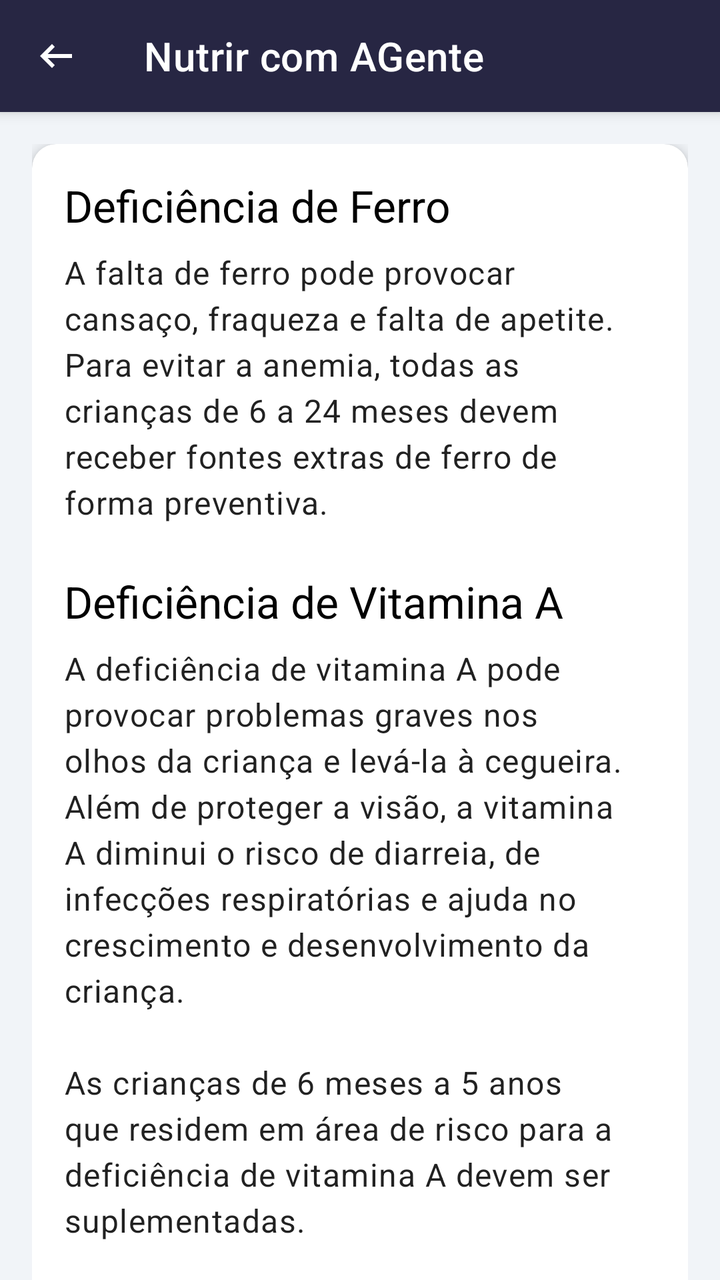
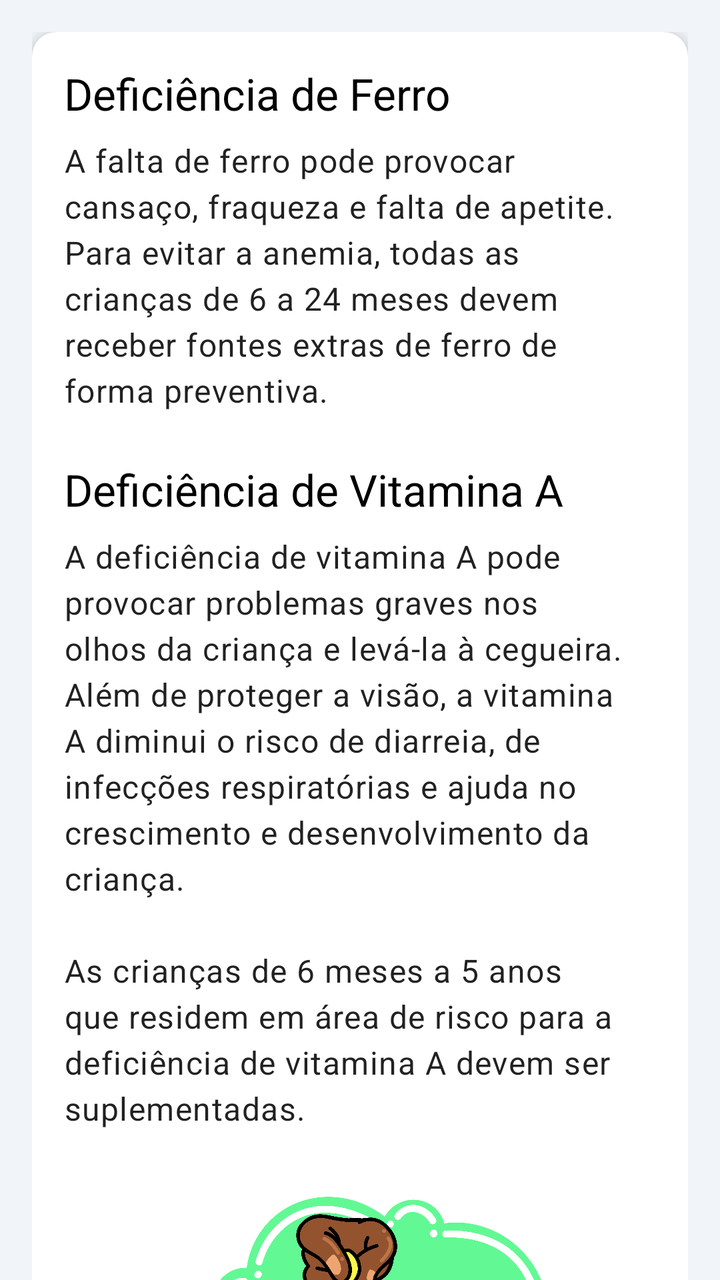

Before-and-after screenshots of an Android layout around one commit, followed by the original layout XML and the change that was made.
<!-- AndroidManifest.xml: application theme Theme.NutrirAGente -->
<!-- res/layout/deficiencia_ferro_12_meses.xml -->
<?xml version="1.0" encoding="utf-8"?>
<androidx.coordinatorlayout.widget.CoordinatorLayout
    xmlns:android="http://schemas.android.com/apk/res/android"
    xmlns:app="http://schemas.android.com/apk/res-auto"
    xmlns:tools="http://schemas.android.com/tools"
    android:layout_width="match_parent"
    android:layout_height="match_parent"
    android:background="@color/gray">

    <com.google.android.material.appbar.AppBarLayout
        android:id="@+id/appBarLayout"
        android:layout_width="match_parent"
        android:layout_height="wrap_content"
        android:background="?attr/colorSurface">

        <com.google.android.material.appbar.MaterialToolbar
            android:id="@+id/toolbar"
            android:layout_width="match_parent"
            android:layout_height="?attr/actionBarSize"
            app:navigationIcon="@drawable/ic_arrow_back"
            android:background="@color/blue_toolbar"
            app:title="Nutrir com AGente"
            app:titleTextColor="@android:color/white"/>

    </com.google.android.material.appbar.AppBarLayout>

    <androidx.core.widget.NestedScrollView
        android:layout_width="match_parent"
        android:layout_height="wrap_content"
        app:layout_behavior="@string/appbar_scrolling_view_behavior">

        <LinearLayout
            android:layout_width="match_parent"
            android:layout_height="wrap_content"
            android:orientation="vertical"
            android:padding="16dp">

            <androidx.cardview.widget.CardView
                android:layout_width="match_parent"
                android:layout_height="wrap_content"
                app:cardCornerRadius="12dp"
                app:cardElevation="4dp"
                android:layout_marginBottom="16dp">

                <LinearLayout
                    android:layout_width="match_parent"
                    android:layout_height="wrap_content"
                    android:orientation="vertical"
                    android:padding="16dp">

                    <TextView
                        android:layout_width="wrap_content"
                        android:layout_height="wrap_content"
                        android:text="Deficiência de Ferro"
                        android:textAppearance="@style/TextAppearance.Material3.TitleLarge"
                        android:textColor="@android:color/black" />

                    <TextView
                        android:layout_width="match_parent"
                        android:layout_height="wrap_content"
                        android:layout_marginTop="8dp"
                        android:lineSpacingExtra="4dp"
                        android:text="A falta de ferro pode provocar cansaço, fraqueza e falta de apetite. Para evitar a anemia, todas as crianças de 6 a 24 meses devem receber fontes extras de ferro de forma preventiva."
                        android:textAppearance="@style/TextAppearance.Material3.BodyLarge" />

                    <TextView
                        android:layout_width="wrap_content"
                        android:layout_height="wrap_content"
                        android:layout_marginTop="24dp"
                        android:text="Deficiência de Vitamina A"
                        android:textAppearance="@style/TextAppearance.Material3.TitleLarge"
                        android:textColor="@android:color/black" />

                    <TextView
                        android:layout_width="match_parent"
                        android:layout_height="wrap_content"
                        android:layout_marginTop="8dp"
                        android:lineSpacingExtra="4dp"
                        android:text="A deficiência de vitamina A pode provocar problemas graves nos olhos da criança e levá-la à cegueira. Além de proteger a visão, a vitamina A diminui o risco de diarreia, de infecções respiratórias e ajuda no crescimento e desenvolvimento da criança.\n\nAs crianças de 6 meses a 5 anos que residem em área de risco para a deficiência de vitamina A devem ser suplementadas."
                        android:textAppearance="@style/TextAppearance.Material3.BodyLarge" />

                    <ImageView
                        android:layout_width="200dp"
                        android:layout_height="200dp"
                        android:layout_gravity="center_horizontal"
                        android:layout_marginTop="24dp"
                        android:contentDescription="Ilustração de criança recebendo suplemento"
                        android:src="@drawable/vitamina_a" />

                    <androidx.cardview.widget.CardView
                        android:layout_width="match_parent"
                        android:layout_height="wrap_content"
                        android:layout_marginTop="24dp"
                        app:cardBackgroundColor="@color/warn_orange"
                        app:cardCornerRadius="12dp"
                        app:cardElevation="2dp">

                        <LinearLayout
                            android:layout_width="match_parent"
                            android:layout_height="wrap_content"
                            android:orientation="vertical"
                            android:padding="16dp">

                            <TextView
                                android:layout_width="wrap_content"
                                android:layout_height="wrap_content"
                                android:layout_gravity="center_horizontal"
                                android:text="Suplementação"
                                android:textAppearance="@style/TextAppearance.Material3.TitleMedium"
                                android:textStyle="bold"
                                android:textColor="@android:color/black" />

                            <TextView
                                android:layout_width="match_parent"
                                android:layout_height="wrap_content"
                                android:layout_marginTop="16dp"
                                android:lineSpacingExtra="5dp"
                                android:text="@string/supplementation_details_12_to_59_months_html"
                                android:textAppearance="@style/TextAppearance.Material3.BodyMedium"
                                android:textColor="#37474F" />

                            <TextView
                                android:layout_width="match_parent"
                                android:layout_height="wrap_content"
                                android:layout_marginTop="16dp"
                                android:text="@string/footer_supplementation_bold_html"
                                android:textAlignment="center"
                                android:textAppearance="@style/TextAppearance.Material3.BodyMedium"
                                android:textColor="#37474F" />

                        </LinearLayout>

                    </androidx.cardview.widget.CardView>

                </LinearLayout>

            </androidx.cardview.widget.CardView>

        </LinearLayout>

    </androidx.core.widget.NestedScrollView>

</androidx.coordinatorlayout.widget.CoordinatorLayout>
<!-- resources referenced by this layout -->
<resources>
  <color name="blue_toolbar">#272643</color>
  <color name="gray">#F1F4F8</color>
  <color name="warn_orange">#FFFFD599</color>
  <!-- drawable ic_arrow_back (drawable) -->
  <vector xmlns:android="http://schemas.android.com/apk/res/android" android:autoMirrored="true" android:height="24dp" android:tint="@color/white" android:viewportHeight="960" android:viewportWidth="960" android:width="24dp">
        
      <path android:fillColor="@android:color/white" android:pathData="M400,720L160,480L400,240L456,298L314,440L800,440L800,520L314,520L456,662L400,720Z"/>
      
  </vector>
  <!-- drawable vitamina_a: png bitmap (drawable, 451044 bytes) -->
  <string name="footer_supplementation_bold_html">
          <b>As suplementações são ofertadas nas Unidades Básicas de Saúde.</b>
      </string>
  <string name="supplementation_details_12_to_59_months_html">
          <b>Vitamina A:</b> Crianças de 12 meses a 59 meses de idade devem receber 1 megadose de vitamina A na concentração de 200.000 UI a cada 6 meses.<br /><br />
          <b>Ferro:</b> para crianças amamentadas exclusivamente a suplementação do ferro deve acontecer a partir do 6° mês de vida de acordo com a prescrição do profissional assistente até os 2 anos de idade.
      </string>
  <style name="Theme.NutrirAGente" parent="Theme.MaterialComponents.Light.NoActionBar">
          
          <item name="colorPrimary">@color/purple_500</item>
          <item name="colorPrimaryVariant">@color/blue_toolbar</item>
          <item name="colorOnPrimary">@color/white</item>
          <item name="colorOnPrimaryFixedVariant">@color/blue_toolbar</item>
          
          <item name="colorSecondary">@color/teal_200</item>
          <item name="colorSecondaryVariant">@color/teal_700</item>
          <item name="colorOnSecondary">@color/black</item>
          
          <item name="android:statusBarColor">@color/blue_toolbar</item>
          
      </style>
  <color name="white">#FFFFFFFF</color>
  <color name="purple_500">#FF6200EE</color>
  <color name="teal_200">#FF03DAC5</color>
  <color name="teal_700">#FF018786</color>
  <color name="black">#FF000000</color>
</resources>

<!-- the commit's change to res/layout/deficiencia_ferro_12_meses.xml (unified diff, before → after) -->
@@ -13,14 +13,7 @@
         android:layout_height="wrap_content"
         android:background="?attr/colorSurface">
 
-        <com.google.android.material.appbar.MaterialToolbar
-            android:id="@+id/toolbar"
-            android:layout_width="match_parent"
-            android:layout_height="?attr/actionBarSize"
-            app:navigationIcon="@drawable/ic_arrow_back"
-            android:background="@color/blue_toolbar"
-            app:title="Nutrir com AGente"
-            app:titleTextColor="@android:color/white"/>
+
 
     </com.google.android.material.appbar.AppBarLayout>
 
<!-- resource entries referenced after the edit -->
@@ -3,12 +3,6 @@
   <color name="blue_toolbar">#272643</color>
   <color name="gray">#F1F4F8</color>
   <color name="warn_orange">#FFFFD599</color>
-  <!-- drawable ic_arrow_back (drawable) -->
-  <vector xmlns:android="http://schemas.android.com/apk/res/android" android:autoMirrored="true" android:height="24dp" android:tint="@color/white" android:viewportHeight="960" android:viewportWidth="960" android:width="24dp">
-        
-      <path android:fillColor="@android:color/white" android:pathData="M400,720L160,480L400,240L456,298L314,440L800,440L800,520L314,520L456,662L400,720Z"/>
-      
-  </vector>
   <!-- drawable vitamina_a: png bitmap (drawable, 451044 bytes) -->
   <string name="footer_supplementation_bold_html">
           <b>As suplementações são ofertadas nas Unidades Básicas de Saúde.</b>
